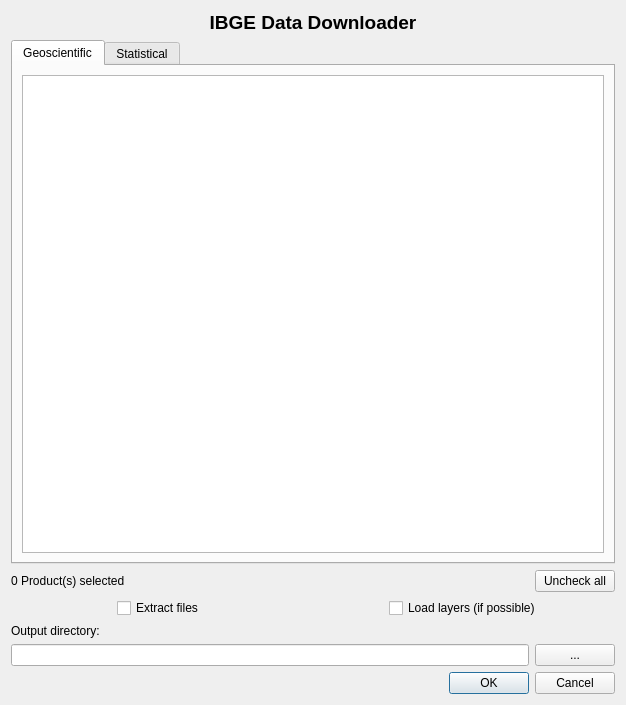
Qt form ibgeDataDownloader_dialog_base.ui (VEMD/ibgedatadownloader) before a commit.
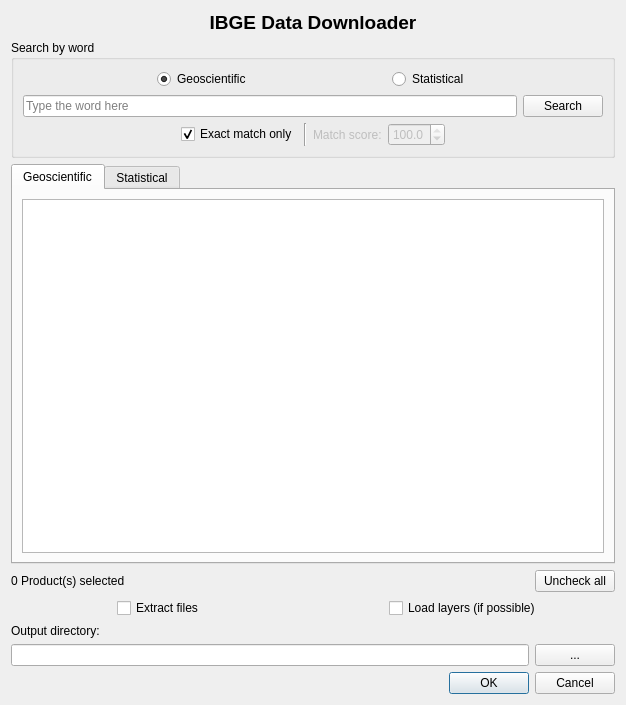
The same form after that commit.

```diff
--- a/ibgeDataDownloader_dialog_base.ui
+++ b/ibgeDataDownloader_dialog_base.ui
@@ -19,7 +19,7 @@
   <layout class="QGridLayout" name="gridLayout_2">
    <item row="10" column="0">
     <layout class="QGridLayout" name="gridLayout">
-     <item row="5" column="0">
+     <item row="8" column="0">
       <layout class="QHBoxLayout" name="horizontalLayout_3" stretch="0,0">
        <property name="spacing">
         <number>6</number>
@@ -46,6 +46,33 @@
        </item>
       </layout>
      </item>
+     <item row="7" column="0">
+      <layout class="QHBoxLayout" name="horizontalLayout_2">
+       <property name="leftMargin">
+        <number>0</number>
+       </property>
+       <item>
+        <widget class="QLabel" name="label_ProductsSelected">
+         <property name="text">
+          <string>0 Product(s) selected</string>
+         </property>
+        </widget>
+       </item>
+       <item>
+        <widget class="QPushButton" name="pushButton_UncheckAll">
+         <property name="maximumSize">
+          <size>
+           <width>80</width>
+           <height>16777215</height>
+          </size>
+         </property>
+         <property name="text">
+          <string>Uncheck all</string>
+         </property>
+        </widget>
+       </item>
+      </layout>
+     </item>
      <item row="0" column="0">
       <widget class="QLabel" name="label_2">
        <property name="font">
@@ -66,32 +93,17 @@
        </property>
       </widget>
      </item>
-     <item row="8" column="0">
-      <layout class="QHBoxLayout" name="horizontalLayout">
-       <item>
-        <widget class="QLineEdit" name="lineEdit_Saida">
-         <property name="readOnly">
-          <bool>true</bool>
-         </property>
-        </widget>
-       </item>
-       <item>
-        <widget class="QPushButton" name="pushButton_Dir">
-         <property name="text">
-          <string>...</string>
-         </property>
-        </widget>
-       </item>
-      </layout>
-     </item>
-     <item row="7" column="0">
+     <item row="10" column="0">
       <widget class="QLabel" name="label_6">
        <property name="text">
         <string>Output directory:</string>
        </property>
+       <property name="buddy">
+        <cstring>lineEdit_Saida</cstring>
+       </property>
       </widget>
      </item>
-     <item row="34" column="0">
+     <item row="37" column="0">
       <widget class="QDialogButtonBox" name="button_box">
        <property name="orientation">
         <enum>Qt::Horizontal</enum>
@@ -99,36 +111,30 @@
        <property name="standardButtons">
         <set>QDialogButtonBox::Cancel|QDialogButtonBox::Ok</set>
        </property>
+       <property name="centerButtons">
+        <bool>false</bool>
+       </property>
       </widget>
      </item>
+     <item row="11" column="0">
+      <layout class="QHBoxLayout" name="horizontalLayout">
+       <item>
+        <widget class="QLineEdit" name="lineEdit_Saida">
+         <property name="readOnly">
+          <bool>true</bool>
+         </property>
+        </widget>
+       </item>
+       <item>
+        <widget class="QPushButton" name="pushButton_Dir">
+         <property name="text">
+          <string>...</string>
+         </property>
+        </widget>
+       </item>
+      </layout>
+     </item>
      <item row="4" column="0">
-      <layout class="QHBoxLayout" name="horizontalLayout_2">
-       <property name="leftMargin">
-        <number>0</number>
-       </property>
-       <item>
-        <widget class="QLabel" name="label_ProductsSelected">
-         <property name="text">
-          <string>0 Product(s) selected</string>
-         </property>
-        </widget>
-       </item>
-       <item>
-        <widget class="QPushButton" name="pushButton_UncheckAll">
-         <property name="maximumSize">
-          <size>
-           <width>80</width>
-           <height>16777215</height>
-          </size>
-         </property>
-         <property name="text">
-          <string>Uncheck all</string>
-         </property>
-        </widget>
-       </item>
-      </layout>
-     </item>
-     <item row="1" column="0">
       <widget class="QTabWidget" name="tabWidget">
        <property name="currentIndex">
         <number>0</number>
@@ -217,6 +223,186 @@
        </widget>
       </widget>
      </item>
+     <item row="1" column="0">
+      <widget class="QGroupBox" name="groupBox">
+       <property name="minimumSize">
+        <size>
+         <width>0</width>
+         <height>100</height>
+        </size>
+       </property>
+       <property name="title">
+        <string>Search by word</string>
+       </property>
+       <layout class="QGridLayout" name="gridLayout_6">
+        <item row="1" column="2">
+         <widget class="QPushButton" name="pushButton_Search">
+          <property name="text">
+           <string>Search</string>
+          </property>
+         </widget>
+        </item>
+        <item row="1" column="1">
+         <widget class="QLineEdit" name="lineEdit_SearchWord">
+          <property name="inputMask">
+           <string/>
+          </property>
+          <property name="text">
+           <string/>
+          </property>
+          <property name="placeholderText">
+           <string>Type the word here</string>
+          </property>
+          <property name="clearButtonEnabled">
+           <bool>true</bool>
+          </property>
+         </widget>
+        </item>
+        <item row="2" column="1" colspan="2">
+         <layout class="QHBoxLayout" name="horizontalLayout_4" stretch="0,0,0,0,0,0">
+          <property name="spacing">
+           <number>6</number>
+          </property>
+          <property name="bottomMargin">
+           <number>0</number>
+          </property>
+          <item>
+           <spacer name="horizontalSpacer">
+            <property name="orientation">
+             <enum>Qt::Horizontal</enum>
+            </property>
+            <property name="sizeType">
+             <enum>QSizePolicy::Expanding</enum>
+            </property>
+            <property name="sizeHint" stdset="0">
+             <size>
+              <width>40</width>
+              <height>20</height>
+             </size>
+            </property>
+           </spacer>
+          </item>
+          <item>
+           <widget class="QCheckBox" name="checkBox_SearchExact">
+            <property name="text">
+             <string>Exact match only</string>
+            </property>
+            <property name="checked">
+             <bool>true</bool>
+            </property>
+           </widget>
+          </item>
+          <item>
+           <widget class="Line" name="line">
+            <property name="orientation">
+             <enum>Qt::Vertical</enum>
+            </property>
+           </widget>
+          </item>
+          <item>
+           <widget class="QLabel" name="label_Match">
+            <property name="enabled">
+             <bool>false</bool>
+            </property>
+            <property name="text">
+             <string>Match score:</string>
+            </property>
+           </widget>
+          </item>
+          <item>
+           <widget class="QDoubleSpinBox" name="doubleSpinBox_MatchValue">
+            <property name="enabled">
+             <bool>false</bool>
+            </property>
+            <property name="decimals">
+             <number>1</number>
+            </property>
+            <property name="value">
+             <double>100.000000000000000</double>
+            </property>
+           </widget>
+          </item>
+          <item>
+           <spacer name="horizontalSpacer_2">
+            <property name="orientation">
+             <enum>Qt::Horizontal</enum>
+            </property>
+            <property name="sizeHint" stdset="0">
+             <size>
+              <width>40</width>
+              <height>20</height>
+             </size>
+            </property>
+           </spacer>
+          </item>
+         </layout>
+        </item>
+        <item row="0" column="1" colspan="2">
+         <layout class="QGridLayout" name="gridLayout_5">
+          <item row="0" column="2">
+           <spacer name="horizontalSpacer_5">
+            <property name="orientation">
+             <enum>Qt::Horizontal</enum>
+            </property>
+            <property name="sizeHint" stdset="0">
+             <size>
+              <width>40</width>
+              <height>20</height>
+             </size>
+            </property>
+           </spacer>
+          </item>
+          <item row="0" column="1">
+           <widget class="QRadioButton" name="radioButton_SearchGeo">
+            <property name="text">
+             <string>Geoscientific</string>
+            </property>
+            <property name="checked">
+             <bool>true</bool>
+            </property>
+           </widget>
+          </item>
+          <item row="0" column="3" alignment="Qt::AlignLeft">
+           <widget class="QRadioButton" name="radioButton_SearchStat">
+            <property name="text">
+             <string>Statistical</string>
+            </property>
+            <property name="checked">
+             <bool>false</bool>
+            </property>
+           </widget>
+          </item>
+          <item row="0" column="4">
+           <spacer name="horizontalSpacer_4">
+            <property name="orientation">
+             <enum>Qt::Horizontal</enum>
+            </property>
+            <property name="sizeHint" stdset="0">
+             <size>
+              <width>40</width>
+              <height>20</height>
+             </size>
+            </property>
+           </spacer>
+          </item>
+          <item row="0" column="0">
+           <spacer name="horizontalSpacer_3">
+            <property name="orientation">
+             <enum>Qt::Horizontal</enum>
+            </property>
+            <property name="sizeHint" stdset="0">
+             <size>
+              <width>40</width>
+              <height>20</height>
+             </size>
+            </property>
+           </spacer>
+          </item>
+         </layout>
+        </item>
+       </layout>
+      </widget>
+     </item>
     </layout>
    </item>
   </layout>
```
Left out of the diff: 48 changed lines with no effect on the pictures.
